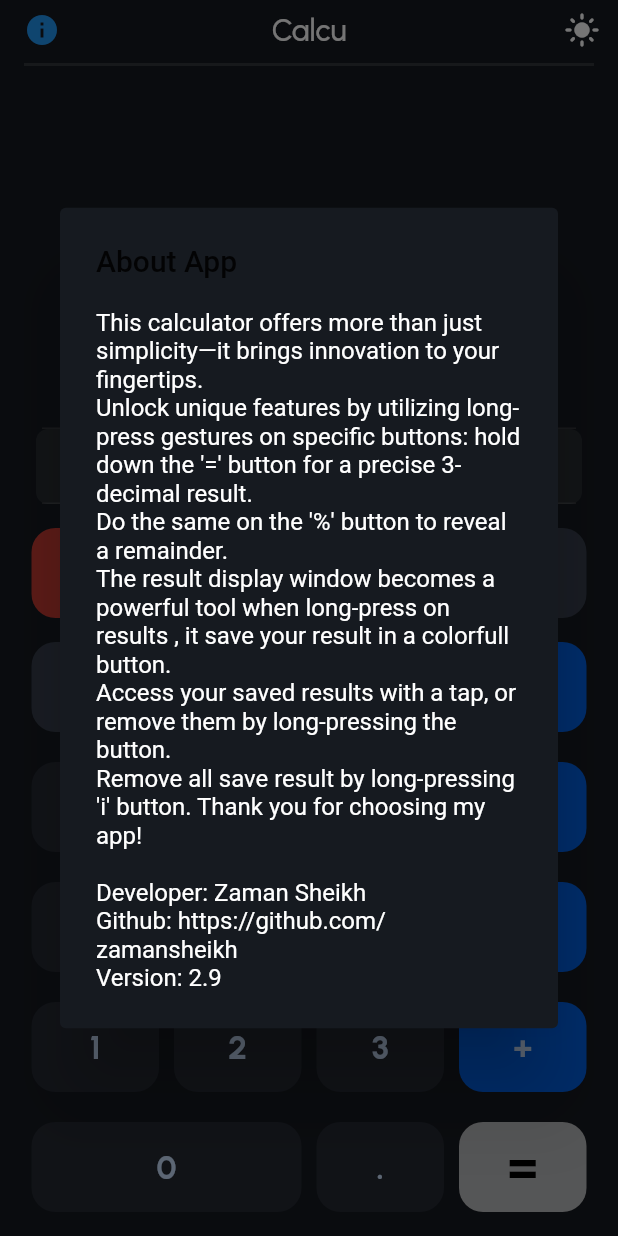
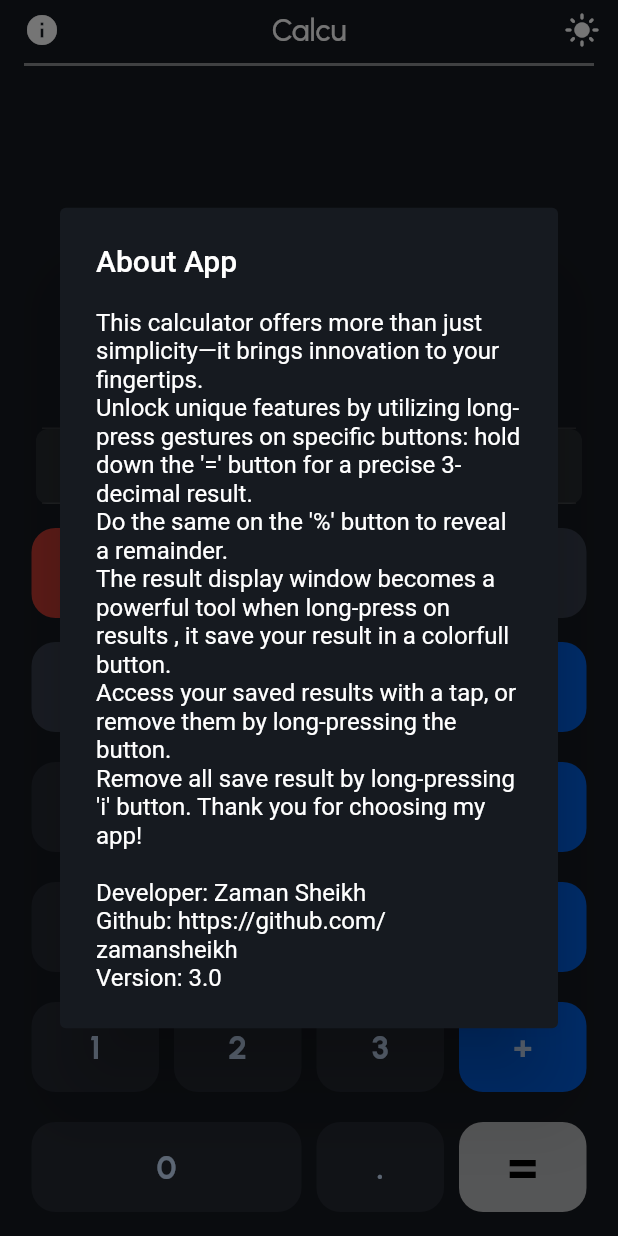
Before and after one commit to zamansheikh/Calcu, a Flutter app: the screen it shows after launch, after a tap on the "info" icon, on a phone screen of 412 x 824 dp. Run offline on Flutter 3.47's test engine with Material 2 defaults, Android fonts, the phone set to English and light mode, and no system bars; our stand-ins replace fluttertoast, math_expressions, shared_preferences; project files that could hold a hidden picture were left out.

Commit message:
Dark Mode Added

```diff
--- a/lib/config/app_strings.dart
+++ b/lib/config/app_strings.dart
@@ -11,6 +11,6 @@ Remove all save result by long-pressing 'i' button. Thank you for choosing my ap
 
 Developer: Zaman Sheikh
 Github: https://github.com/zamansheikh
-Version: 2.9""";
+Version: 3.0""";
   static const appBarName = 'Calcu';
 }
--- a/lib/pages/calcu_page.dart
+++ b/lib/pages/calcu_page.dart
@@ -66,7 +66,7 @@ class _CalcuPageState extends State<CalcuPage> {
       theme: ThemeData(
         fontFamily: AppStrings.fontFamily,
         scaffoldBackgroundColor:
-            isDark ? AppColors.calcuBackground : Colors.white.withOpacity(.5),
+            isDark ? AppColors.calcuBackground : AppColors.calcuBackgroundLight,
         brightness: isDark ? Brightness.dark : Brightness.light,
       ),
       home: Scaffold(
@@ -74,11 +74,15 @@ class _CalcuPageState extends State<CalcuPage> {
             toolbarHeight: 40,
             backgroundColor: isDark
                 ? AppColors.calcuBackground
-                : Colors.white.withOpacity(.5),
+                : AppColors.calcuBackgroundLight,
             elevation: 0,
             centerTitle: true,
             leading: TextButton(
-                onPressed: _showDialog, child: const Icon(Icons.info)),
+                onPressed: _showDialog,
+                child: Icon(
+                  Icons.info,
+                  color: isDark ? Colors.white : Colors.black,
+                )),
             title: Text(
               AppStrings.appBarName,
               style: TextStyle(color: isDark ? Colors.white : Colors.black),
@@ -92,14 +96,17 @@ class _CalcuPageState extends State<CalcuPage> {
                 },
                 icon: Icon((isDark)
                     ? Icons.light_mode_rounded
-                      : Icons.dark_mode_sharp))
+                    : Icons.dark_mode_sharp),
+                color: isDark ? Colors.white : Colors.black,
+              )
             ]),
         body: Padding(
           padding:
               const EdgeInsets.only(left: 16, right: 16, bottom: 16, top: 4),
           child: Column(
             children: [
-              const Divider(
+              Divider(
+                color: !isDark ? null : Colors.white.withOpacity(.5),
                 indent: 0,
                 endIndent: 0,
                 height: 0,
@@ -147,8 +154,9 @@ class _CalcuPageState extends State<CalcuPage> {
                       children: [
                         Text(
                           input,
-                          style: AppText.header1
-                              .copyWith(fontSize: 40, color: Colors.white),
+                          style: AppText.header1.copyWith(
+                              fontSize: 40,
+                              color: isDark ? Colors.white : Colors.black),
                         ),
                       ],
                     ),
@@ -198,8 +206,9 @@ class _CalcuPageState extends State<CalcuPage> {
                       children: [
                         Text(
                           output,
-                          style: AppText.header1
-                              .copyWith(fontSize: 40, color: Colors.white),
+                          style: AppText.header1.copyWith(
+                              fontSize: 40,
+                              color: isDark ? Colors.white : Colors.black),
                         ),
                       ],
                     ),
@@ -207,7 +216,8 @@ class _CalcuPageState extends State<CalcuPage> {
                 ),
               ),
               const Spacer(),
-              const Divider(
+              Divider(
+                color: isDark ? null : Colors.black.withOpacity(.5),
                 indent: 12,
                 endIndent: 12,
                 height: 0,
@@ -218,7 +228,9 @@ class _CalcuPageState extends State<CalcuPage> {
                 alignment: Alignment.centerLeft,
                 decoration: BoxDecoration(
                   borderRadius: BorderRadius.circular(8),
-                  color: Colors.white.withOpacity(.08),
+                  color: isDark
+                      ? Colors.white.withOpacity(.08)
+                      : Colors.black.withOpacity(.08),
                 ),
                 height: 50,
                 width: MediaQuery.of(context).size.width,
@@ -231,7 +243,7 @@ class _CalcuPageState extends State<CalcuPage> {
                         itemCount: remValue.length,
                         separatorBuilder: (context, index) => Container(
                           margin: const EdgeInsets.symmetric(vertical: 10),
-                          color: Colors.white,
+                          color: isDark ? Colors.white : Colors.black,
                           width: 1,
                           child: const Divider(),
                         ),
@@ -278,9 +290,9 @@ class _CalcuPageState extends State<CalcuPage> {
                                   child: Text(
                                     "${index + 1} : ${double.parse(remValue[index]).toStringAsFixed(2)}.",
                                     style: TextStyle(
-                                        color: (index % 2 == 0)
-                                            ? const Color(0xFFFFFFFF)
-                                            : const Color(0xFFFF1100)),
+                                        color: isDark
+                                            ? Colors.white
+                                            : Colors.black),
                                   ),
                                 ),
                                 Padding(
@@ -348,11 +360,15 @@ class _CalcuPageState extends State<CalcuPage> {
                             textColor: Colors.white,
                           );
                         },
-                        child: const Icon(Icons.delete_forever_rounded)),
+                        child: Icon(
+                          Icons.delete_forever_rounded,
+                          color: isDark ? Colors.white : Colors.black,
+                        )),
                   ],
                 ),
               ),
-              const Divider(
+              Divider(
+                color: isDark ? null : Colors.black.withOpacity(.5),
                 indent: 12,
                 endIndent: 12,
                 height: 0,
@@ -637,7 +653,9 @@ class _CalcuPageState extends State<CalcuPage> {
                     height: 60,
                     width: 80,
                     decoration: BoxDecoration(
-                        color: Colors.white.withOpacity(.7),
+                        color: isDark
+                            ? Colors.white.withOpacity(.7)
+                            : Colors.black.withOpacity(.7),
                         borderRadius: BorderRadius.circular(16)),
                     child: TextButton(
                       onPressed: () {
@@ -654,8 +672,9 @@ class _CalcuPageState extends State<CalcuPage> {
                       },
                       child: Text(
                         "=",
-                        style: AppText.calc
-                            .copyWith(color: Colors.black, fontSize: 35),
+                        style: AppText.calc.copyWith(
+                            color: isDark ? Colors.black : Colors.white,
+                            fontSize: 35),
                       ),
                     ),
                   )),
@@ -738,9 +757,13 @@ class _CalcuPageState extends State<CalcuPage> {
       context: context,
       builder: (context) {
         return AlertDialog(
-          backgroundColor:
-              isDark ? AppColors.calcuBackground : Colors.white.withOpacity(.5),
-          title: const Text("About App"),
+          backgroundColor: isDark
+              ? AppColors.calcuBackground
+              : AppColors.calcuBackgroundLight,
+          title: Text(
+            "About App",
+            style: TextStyle(color: isDark ? Colors.white : Colors.black),
+          ),
           content: Text(
             AppStrings.infoText,
             style: TextStyle(color: isDark ? Colors.white : Colors.black),
--- a/lib/styles/app_colors.dart
+++ b/lib/styles/app_colors.dart
@@ -15,4 +15,10 @@ class AppColors {
   static const opButton = Color(0xFF0060E5);
   static const spButton = Color(0xFF363E4C);
   static const textColor = Color(0xFFCBE1FF);
+
+  static const calcuBackgroundLight = Color.fromARGB(255, 210, 209, 209);
+  static const numButtonLight = Color(0xFFE6E6E6);
+  static const opButtonLight = Color(0xFF0060E5);
+  static const spButtonLight = Color(0xFFD9D9D9);
+  static const textColorLight = Color(0xFF333333);
 }
--- a/pubspec.yaml
+++ b/pubspec.yaml
@@ -16,7 +16,7 @@ publish_to: 'none' # Remove this line if you wish to publish to pub.dev
 # https://developer.apple.com/library/archive/documentation/General/Reference/InfoPlistKeyReference/Articles/CoreFoundationKeys.html
 # In Windows, build-name is used as the major, minor, and patch parts
 # of the product and file versions while build-number is used as the build suffix.
-version: 2.9.0+1
+version: 3.0.0+1
 
 environment:
   sdk: '>=3.0.5 <4.0.0'
```
Lines whose indentation alone changed are shown as unchanged.
